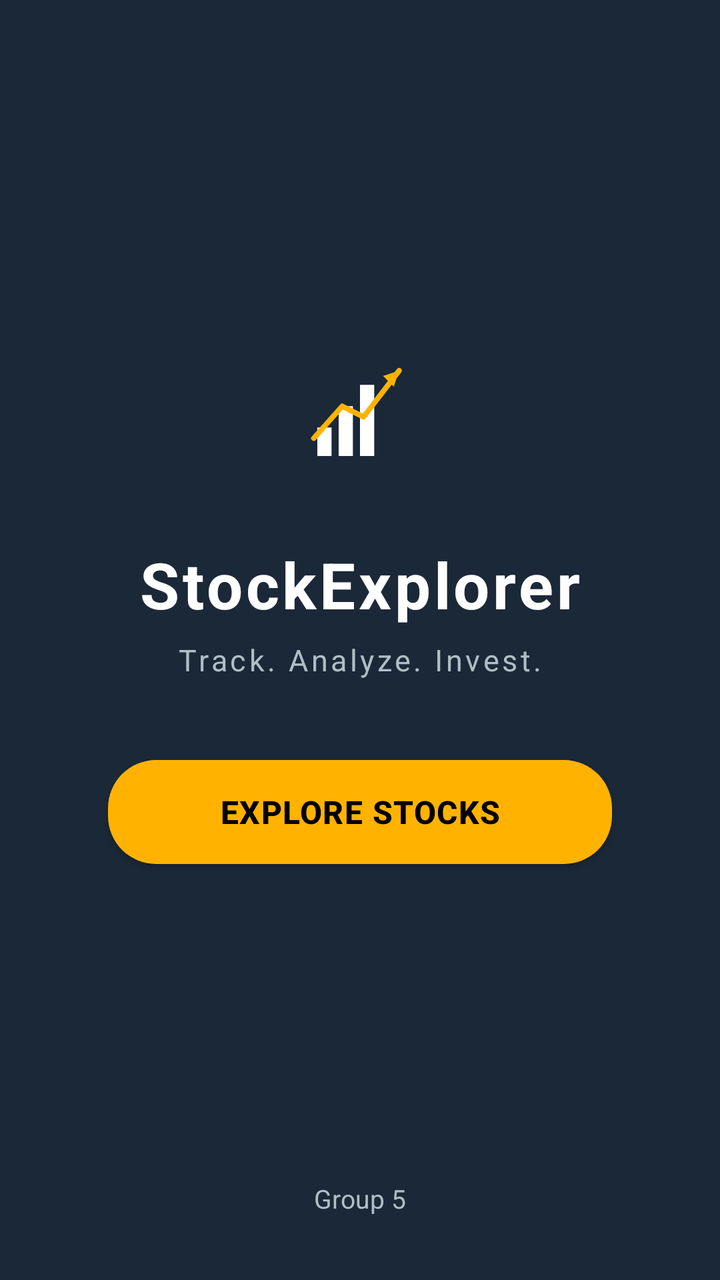
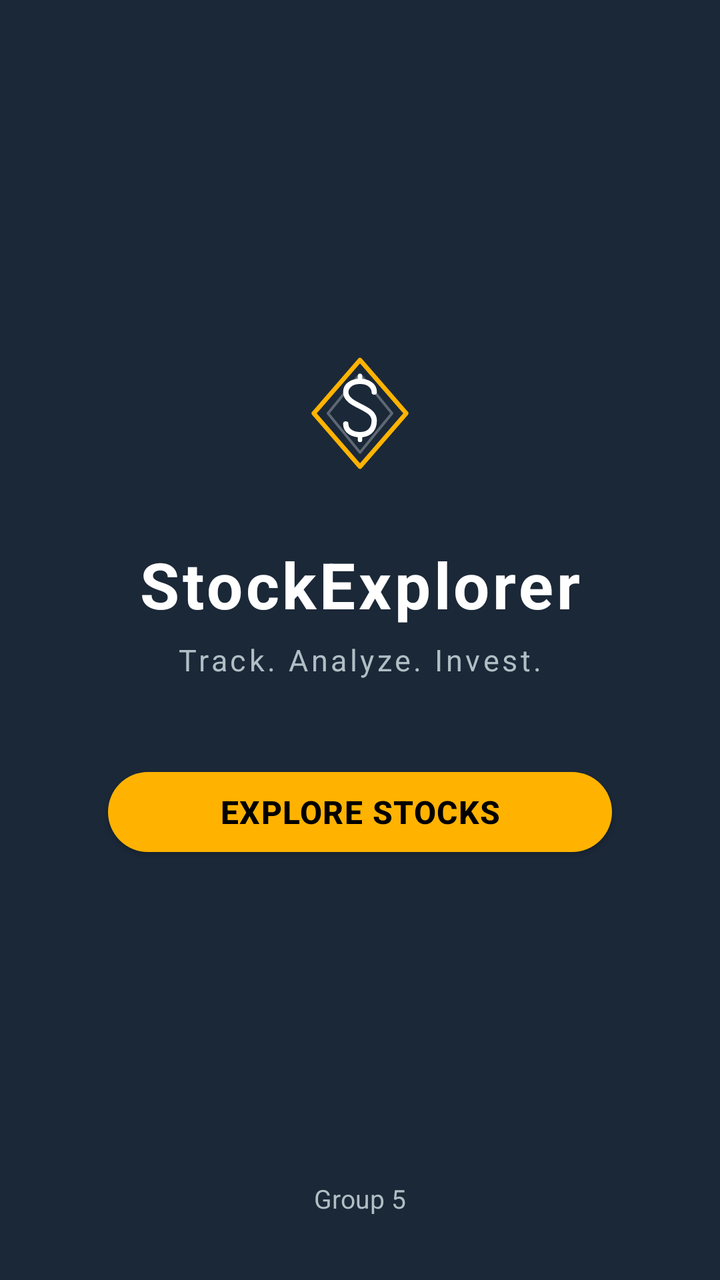

An Android layout rendered at two revisions. The XML below is the earlier revision; the diff shows what the commit changed to produce the second picture.
<!-- AndroidManifest.xml: activity theme Theme.StockExplorer.Landing -->
<!-- res/layout/activity_main.xml -->
<?xml version="1.0" encoding="utf-8"?>
<androidx.constraintlayout.widget.ConstraintLayout
    xmlns:android="http://schemas.android.com/apk/res/android"
    xmlns:app="http://schemas.android.com/apk/res-auto"
    xmlns:tools="http://schemas.android.com/tools"
    android:id="@+id/mainRoot"
    android:layout_width="match_parent"
    android:layout_height="match_parent"
    android:background="@color/colorPrimary"
    tools:context=".MainActivity">

    
    <ImageView
        android:id="@+id/appIcon"
        android:layout_width="96dp"
        android:layout_height="96dp"
        android:src="@drawable/ic_launcher_foreground"
        android:contentDescription="@string/app_name"
        android:layout_marginBottom="16dp"
        app:layout_constraintBottom_toTopOf="@+id/appTitle"
        app:layout_constraintEnd_toEndOf="parent"
        app:layout_constraintStart_toStartOf="parent"
        app:layout_constraintVertical_chainStyle="packed"
        app:layout_constraintTop_toTopOf="parent" />

    
    <TextView
        android:id="@+id/appTitle"
        android:layout_width="wrap_content"
        android:layout_height="wrap_content"
        android:text="@string/app_name"
        android:textSize="32sp"
        android:textStyle="bold"
        android:textColor="@color/white"
        android:letterSpacing="0.05"
        app:layout_constraintTop_toBottomOf="@id/appIcon"
        app:layout_constraintStart_toStartOf="parent"
        app:layout_constraintEnd_toEndOf="parent"
        app:layout_constraintBottom_toTopOf="@+id/tagline" />

    
    <TextView
        android:id="@+id/tagline"
        android:layout_width="wrap_content"
        android:layout_height="wrap_content"
        android:text="@string/tagline"
        android:textSize="15sp"
        android:textColor="@color/text_hint"
        android:letterSpacing="0.1"
        android:layout_marginTop="6dp"
        android:layout_marginBottom="40dp"
        app:layout_constraintTop_toBottomOf="@id/appTitle"
        app:layout_constraintStart_toStartOf="parent"
        app:layout_constraintEnd_toEndOf="parent"
        app:layout_constraintBottom_toTopOf="@+id/openStockSearchButton" />

    
    <Button
        android:id="@+id/openStockSearchButton"
        android:layout_width="0dp"
        android:layout_height="52dp"
        android:text="@string/open_stock_search"
        android:textSize="16sp"
        android:textColor="@color/colorOnSecondary"
        android:textStyle="bold"
        android:background="@drawable/btn_rounded"
        android:letterSpacing="0.03"
        app:layout_constraintEnd_toEndOf="parent"
        app:layout_constraintStart_toStartOf="parent"
        app:layout_constraintTop_toBottomOf="@id/tagline"
        app:layout_constraintBottom_toTopOf="@+id/groupNameText"
        app:layout_constraintWidth_percent="0.7" />

    
    <TextView
        android:id="@+id/groupNameText"
        android:layout_width="wrap_content"
        android:layout_height="wrap_content"
        android:text="@string/group_name"
        android:textSize="13sp"
        android:textColor="@color/text_hint"
        android:layout_marginBottom="32dp"
        app:layout_constraintBottom_toBottomOf="parent"
        app:layout_constraintEnd_toEndOf="parent"
        app:layout_constraintStart_toStartOf="parent" />

</androidx.constraintlayout.widget.ConstraintLayout>
<!-- resources referenced by this layout -->
<resources>
  <color name="colorOnSecondary">#000000</color>
  <color name="colorPrimary">#1B2838</color>
  <color name="text_hint">#B0BEC5</color>
  <color name="white">#FFFFFFFF</color>
  <!-- drawable btn_rounded (drawable) -->
  <?xml version="1.0" encoding="utf-8"?>
  <ripple xmlns:android="http://schemas.android.com/apk/res/android"
      android:color="#33000000">
      <item>
          <shape android:shape="rectangle">
              <solid android:color="@color/colorSecondary" />
              <corners android:radius="24dp" />
          </shape>
      </item>
  </ripple>
  <!-- drawable ic_launcher_foreground (drawable) -->
  <?xml version="1.0" encoding="utf-8"?>
  <vector xmlns:android="http://schemas.android.com/apk/res/android"
      android:width="108dp"
      android:height="108dp"
      android:viewportWidth="108"
      android:viewportHeight="108">
  
      
      <path
          android:fillColor="#FFFFFF"
          android:pathData="M30,78 L30,62 L38,62 L38,78 Z" />
      <path
          android:fillColor="#FFFFFF"
          android:pathData="M42,78 L42,50 L50,50 L50,78 Z" />
      <path
          android:fillColor="#FFFFFF"
          android:pathData="M54,78 L54,38 L62,38 L62,78 Z" />
  
      
      <path
          android:fillColor="#00000000"
          android:strokeColor="#FFB300"
          android:strokeWidth="3"
          android:strokeLineCap="round"
          android:strokeLineJoin="round"
          android:pathData="M28,68 L44,50 L56,56 L76,30" />
  
      
      <path
          android:fillColor="#FFB300"
          android:pathData="M76,30 L67,33 L73,39 Z" />
  
  </vector>
  <string name="app_name">StockExplorer</string>
  <string name="group_name">Group 5</string>
  <string name="open_stock_search">Explore Stocks</string>
  <string name="tagline">Track. Analyze. Invest.</string>
  <style name="Theme.StockExplorer.Landing">
          <item name="android:windowBackground">@color/colorPrimary</item>
          <item name="android:statusBarColor" tools:targetApi="l">@color/colorPrimary</item>
          <item name="android:navigationBarColor" tools:targetApi="l">@color/colorPrimary</item>
      </style>
  <color name="colorSecondary">#FFB300</color>
</resources>

<!-- the commit's change to res/layout/activity_main.xml (unified diff, before → after) -->
@@ -55,7 +55,7 @@
         app:layout_constraintBottom_toTopOf="@+id/openStockSearchButton" />
 
     
-    <Button
+    <com.google.android.material.button.MaterialButton
         android:id="@+id/openStockSearchButton"
         android:layout_width="0dp"
         android:layout_height="52dp"
@@ -63,7 +63,8 @@
         android:textSize="16sp"
         android:textColor="@color/colorOnSecondary"
         android:textStyle="bold"
-        android:background="@drawable/btn_rounded"
+        app:backgroundTint="@color/colorSecondary"
+        app:cornerRadius="24dp"
         android:letterSpacing="0.03"
         app:layout_constraintEnd_toEndOf="parent"
         app:layout_constraintStart_toStartOf="parent"
<!-- resource entries referenced after the edit -->
@@ -2,19 +2,9 @@
 <resources>
   <color name="colorOnSecondary">#000000</color>
   <color name="colorPrimary">#1B2838</color>
+  <color name="colorSecondary">#FFB300</color>
   <color name="text_hint">#B0BEC5</color>
   <color name="white">#FFFFFFFF</color>
-  <!-- drawable btn_rounded (drawable) -->
-  <?xml version="1.0" encoding="utf-8"?>
-  <ripple xmlns:android="http://schemas.android.com/apk/res/android"
-      android:color="#33000000">
-      <item>
-          <shape android:shape="rectangle">
-              <solid android:color="@color/colorSecondary" />
-              <corners android:radius="24dp" />
-          </shape>
-      </item>
-  </ripple>
   <!-- drawable ic_launcher_foreground (drawable) -->
   <?xml version="1.0" encoding="utf-8"?>
   <vector xmlns:android="http://schemas.android.com/apk/res/android"
@@ -25,28 +15,36 @@
   
       
       <path
-          android:fillColor="#FFFFFF"
-          android:pathData="M30,78 L30,62 L38,62 L38,78 Z" />
-      <path
-          android:fillColor="#FFFFFF"
-          android:pathData="M42,78 L42,50 L50,50 L50,78 Z" />
-      <path
-          android:fillColor="#FFFFFF"
-          android:pathData="M54,78 L54,38 L62,38 L62,78 Z" />
+          android:fillColor="#00000000"
+          android:strokeColor="#FFB300"
+          android:strokeWidth="2.5"
+          android:strokeLineJoin="round"
+          android:pathData="M54,24 L80,54 L54,84 L28,54 Z" />
   
       
       <path
           android:fillColor="#00000000"
-          android:strokeColor="#FFB300"
-          android:strokeWidth="3"
-          android:strokeLineCap="round"
+          android:strokeColor="#FFFFFF"
+          android:strokeWidth="1.5"
+          android:strokeAlpha="0.3"
           android:strokeLineJoin="round"
-          android:pathData="M28,68 L44,50 L56,56 L76,30" />
+          android:pathData="M54,32 L72,54 L54,76 L36,54 Z" />
   
       
       <path
-          android:fillColor="#FFB300"
-          android:pathData="M76,30 L67,33 L73,39 Z" />
+          android:fillColor="#00000000"
+          android:strokeColor="#FFFFFF"
+          android:strokeWidth="3"
+          android:strokeLineCap="round"
+          android:pathData="M62,42 C62,38 58,36 54,36 C50,36 46,38 46,42 C46,46 50,48 54,50 C58,52 62,54 62,58 C62,64 58,66 54,66 C50,66 46,64 46,60" />
+  
+      
+      <path
+          android:fillColor="#00000000"
+          android:strokeColor="#FFFFFF"
+          android:strokeWidth="2.5"
+          android:strokeLineCap="round"
+          android:pathData="M54,33 L54,36 M54,66 L54,69" />
   
   </vector>
   <string name="app_name">StockExplorer</string>
@@ -58,6 +56,5 @@
           <item name="android:statusBarColor" tools:targetApi="l">@color/colorPrimary</item>
           <item name="android:navigationBarColor" tools:targetApi="l">@color/colorPrimary</item>
       </style>
-  <color name="colorSecondary">#FFB300</color>
 </resources>
 
